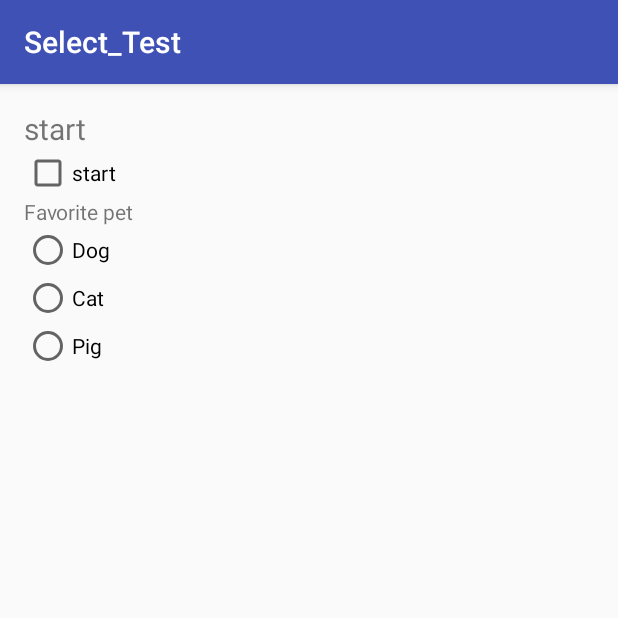
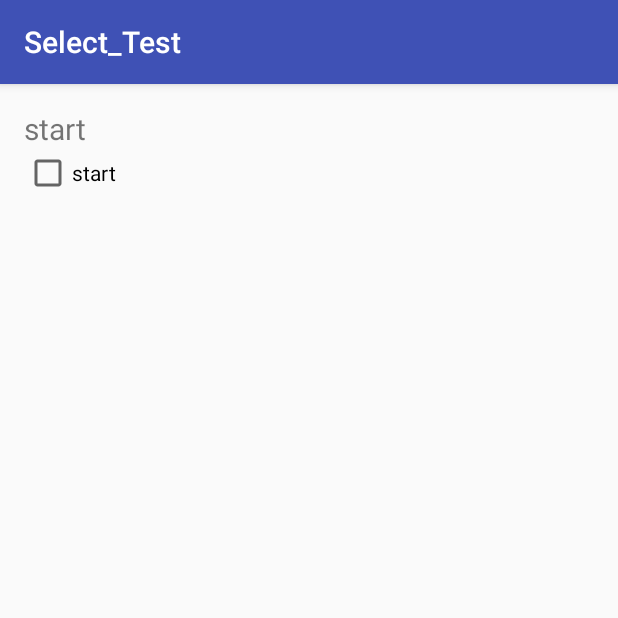
Before and after one commit to inhatc/Android2_161125, an Android app: the screen it shows after launch (MainActivity), on a phone screen of 412 x 824 dp, the top half of it. Run offline under Robolectric (Android 15) with nearby library versions, the phone set to English and light mode, and no system bars.

Commit message:
Update Project

```diff
--- a/app/src/main/java/com/example/ryuilhan/select_test/MainActivity.java
+++ b/app/src/main/java/com/example/ryuilhan/select_test/MainActivity.java
@@ -1,36 +1,80 @@
 package com.example.ryuilhan.select_test;
 
+import android.provider.MediaStore;
 import android.support.v7.app.AppCompatActivity;
 import android.os.Bundle;
+import android.view.View;
+import android.widget.Button;
 import android.widget.CheckBox;
 import android.widget.CompoundButton;
+import android.widget.ImageView;
+import android.widget.LinearLayout;
+import android.widget.RadioButton;
 import android.widget.RadioGroup;
+import android.widget.Toast;
 
 public class MainActivity extends AppCompatActivity {
 
     CheckBox CH1;
-    boolean BData;
+    LinearLayout LL;
+    Button B1;
+    RadioGroup RG1;
+    RadioButton RB1;
+    RadioButton RB2;
+    RadioButton RB3;
+    ImageView IV1;
 
     @Override
     protected void onCreate(Bundle savedInstanceState) {
         super.onCreate(savedInstanceState);
         setContentView(R.layout.activity_main);
 
+        LL = (LinearLayout)findViewById(R.id.LinearLayout1);
 
-        CH1 = (CheckBox)CH1.findViewById(R.id.checkBox);
+        CH1 = (CheckBox)findViewById(R.id.checkBox);
         CH1.setOnCheckedChangeListener(new CompoundButton.OnCheckedChangeListener() {
             @Override
             public void onCheckedChanged(CompoundButton compoundButton, boolean b) {
                 if(CH1.isChecked()){
-                    BData = true;
+                    LL.setVisibility(View.VISIBLE);
                 }
                 else {
-                    BData = false;
+                    LL.setVisibility(View.INVISIBLE);
                 }
+            }
+        });
+
+        B1 = (Button)findViewById(R.id.button);
+        RG1 = (RadioGroup)findViewById(R.id.radioGroup);
+        RB1 = (RadioButton)findViewById(R.id.radioButton);
+        RB2 = (RadioButton)findViewById(R.id.radioButton2);
+        RB3 = (RadioButton)findViewById(R.id.radioButton3);
+        IV1 = (ImageView)findViewById(R.id.imageView);
+
+        RG1.setOnCheckedChangeListener(new RadioGroup.OnCheckedChangeListener() {
+            @Override
+            public void onCheckedChanged(RadioGroup radioGroup, int i) {
+                IV1.setVisibility(View.INVISIBLE);
+                if(RB1.isChecked()){
+                    IV1.setImageResource(R.drawable.images);
+                }else if(RB2.isChecked()){
+                    IV1.setImageResource(R.drawable.images2);
+                }else if(RB3.isChecked()){
+                    IV1.setImageResource(R.drawable.images3);
+                }
+            }
+        });
+        B1.setOnClickListener(new View.OnClickListener() {
+            @Override
+            public void onClick(View view) {
+                IV1.setVisibility(View.VISIBLE);
             }
         });
 
 
 
+
+
+
     }
 }
--- a/app/src/main/res/layout/activity_main.xml
+++ b/app/src/main/res/layout/activity_main.xml
@@ -3,6 +3,7 @@
     xmlns:tools="http://schemas.android.com/tools"
     android:layout_width="match_parent"
     android:layout_height="match_parent"
+    android:orientation="vertical"
     android:paddingBottom="@dimen/activity_vertical_margin"
     android:paddingLeft="@dimen/activity_horizontal_margin"
     android:paddingRight="@dimen/activity_horizontal_margin"
@@ -26,6 +27,15 @@
         android:layout_alignParentStart="true"
         android:checked="false" />
 
+    <LinearLayout
+        android:orientation="vertical"
+        android:layout_width="match_parent"
+        android:layout_height="match_parent"
+        android:id="@+id/LinearLayout1"
+        android:visibility="gone"
+        android:layout_below="@+id/checkBox"
+        android:weightSum="1">
+
         <TextView
             android:layout_width="wrap_content"
             android:layout_height="wrap_content"
@@ -33,14 +43,17 @@
             android:id="@+id/textView2"
             android:layout_below="@+id/checkBox"
             android:layout_alignParentLeft="true"
-        android:layout_alignParentStart="true" />
+            android:layout_alignParentStart="true"
+            android:layout_marginTop="38dp" />
 
         <RadioGroup
             android:layout_width="match_parent"
-        android:layout_height="match_parent"
-        android:layout_alignParentLeft="true"
-        android:layout_alignParentStart="true"
-        android:layout_below="@+id/textView2">
+            android:layout_height="100dp"
+            android:orientation="vertical"
+            android:layout_marginTop="10dp"
+            android:layout_below="@+id/checkBox"
+            android:id="@+id/radioGroup"
+            android:layout_weight="0.09">
 
             <RadioButton
                 android:layout_width="wrap_content"
@@ -52,15 +65,30 @@
             <RadioButton
                 android:layout_width="wrap_content"
                 android:layout_height="wrap_content"
-            android:text="Cat"
-            android:id="@+id/radioButton2"
+                android:text="Pig"
+                android:id="@+id/radioButton3"
                 android:checked="false" />
 
             <RadioButton
                 android:layout_width="wrap_content"
                 android:layout_height="wrap_content"
-            android:text="Pig"
-            android:id="@+id/radioButton3"
+                android:text="Cat"
+                android:id="@+id/radioButton2"
                 android:checked="false" />
+
         </RadioGroup>
+
+        <Button
+            android:layout_width="wrap_content"
+            android:layout_height="wrap_content"
+            android:text="Select"
+            android:id="@+id/button" />
+
+        <ImageView
+            android:layout_width="wrap_content"
+            android:layout_height="wrap_content"
+            android:id="@+id/imageView" />
+
+    </LinearLayout>
+
 </RelativeLayout>
```
Also changed, not shown: app/src/main/res/drawable/images.jpeg (added), app/src/main/res/drawable/images2.jpeg (added), app/src/main/res/drawable/images3.jpg (added). Lines whose indentation alone changed are shown as unchanged.
